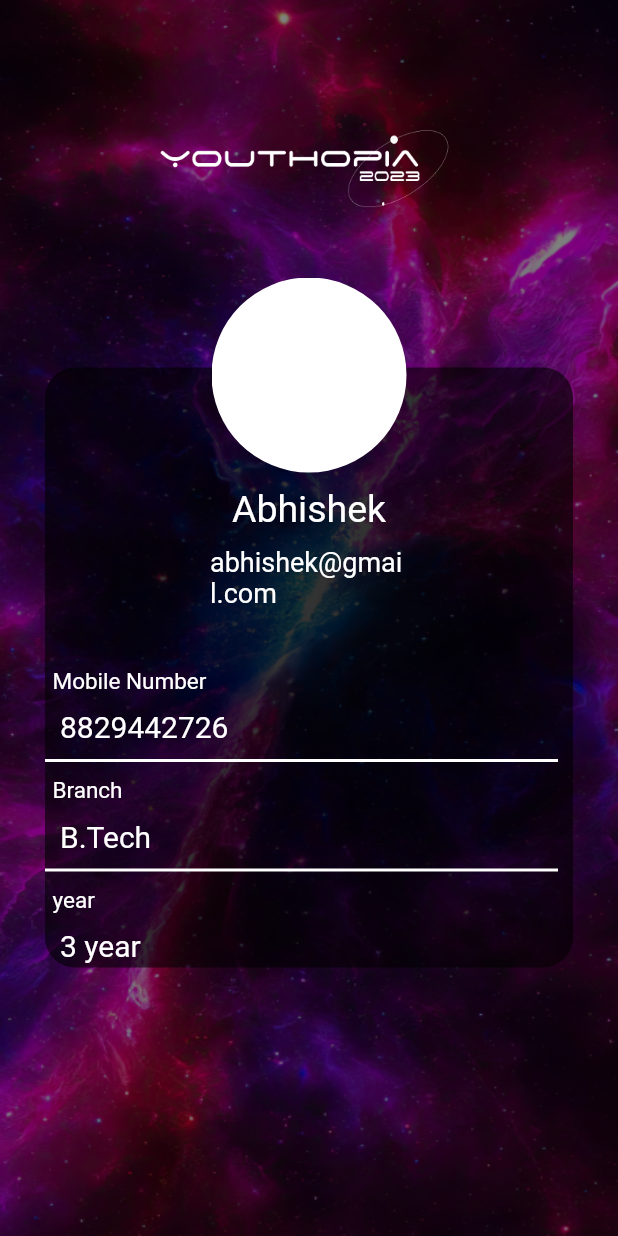
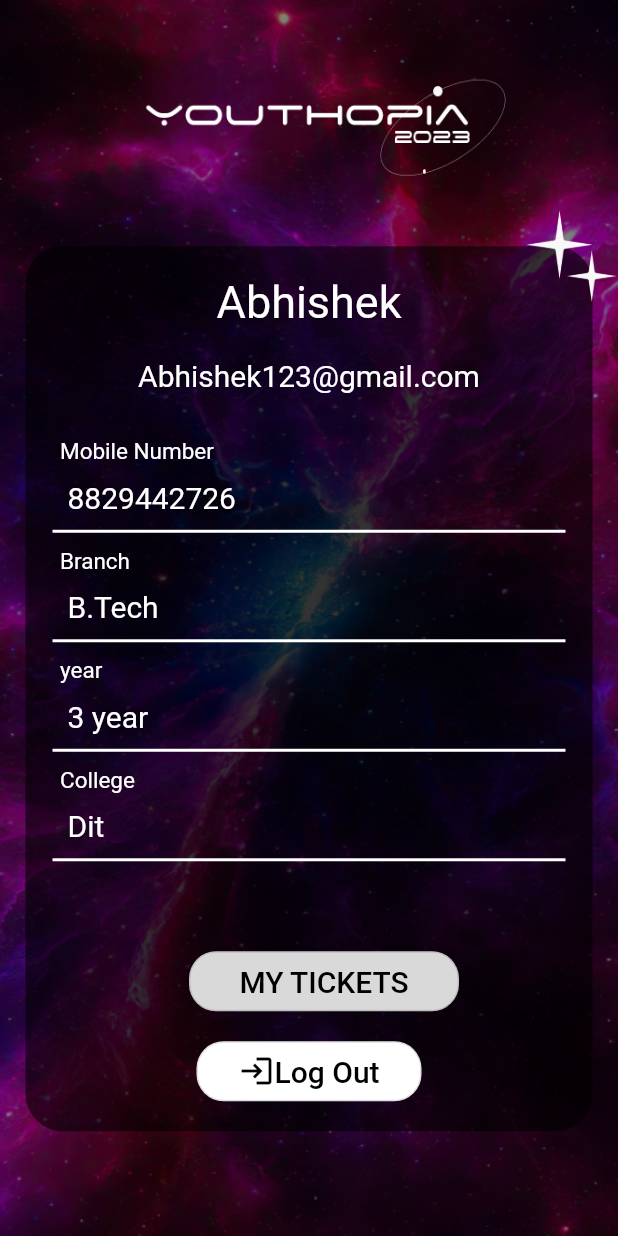
Before and after one commit to Youthopia-dit/Youthopia-App, a Flutter app: the ProfileScreen widget shown alone on an empty page, opened directly, on a phone screen of 412 x 824 dp. Run offline on Flutter 3.47's test engine with Material 2 defaults, Android fonts, the phone set to English and light mode, and no system bars; our stand-ins replace email_validator; missing offline and left inert: flutter_glow.

Commit message:
Final profile page

```diff
--- a/lib/Screens/profile_screen.dart
+++ b/lib/Screens/profile_screen.dart
@@ -4,8 +4,9 @@ import 'package:youthopia/utils/colors.dart';
 import 'package:youthopia/utils/widget_extensions.dart';
 import 'package:youthopia/widgets/background_container.dart';
 import 'package:youthopia/widgets/profile_details.dart';
-
 import '../widgets/background_scaffold.dart';
+import '../widgets/star_container.dart';
+import '../widgets/youthopia_appbar.dart';
 
 class ProfileScreen extends StatefulWidget {
   const ProfileScreen({super.key});
@@ -19,65 +20,26 @@ class _ProfileScreenState extends State<ProfileScreen> {
   Widget build(BuildContext context) {
     // return const Placeholder();
     return BackgroundContainer(
+      child:SingleChildScrollView(
+        physics: BouncingScrollPhysics(),
         child: Column(
           children: [
-          SizedBox(
-            width: MediaQuery.of(context).size.width,
-            height: 80,
-          ),
-          Image.asset(
-            'Assets/youthopia_logo.png',
-            width: 200,
-            height: 65,
-            fit: BoxFit.cover,
-          ).paddingForOnly(bottom: 40),
-          Stack(children: [
-            Container(
-              height: 400,
-              width: MediaQuery.of(context).size.width - 60,
-              decoration: BoxDecoration(
-                borderRadius: BorderRadius.circular(20),
-                color: CustomColors.blackTrans,
-              ),
-            ).paddingForOnly(top: 60),
-            Positioned(
-              top: 0,
-              left: 110,
-              right: 110,
-              child: Column(
+            YouthopiaAppbar().paddingForOnly(top:40),
+
+            StarContainer(child: Column(
               children: [
-                  ClipRRect(
-                    borderRadius: BorderRadius.circular(220),
-                    child: Image.asset(
-                      'Assets/fake_image.png',
-                      alignment: Alignment.center,
-                      height: 130,
-                      width: 130,
-                      fit: BoxFit.cover,
-                    ),
-                  ),
-                  Text(
-                    "Abhishek",
-                    style: TextStyle(fontSize: 25, color: CustomColors.white),
-                  ).paddingForOnly(top: 10),
-                  SizedBox(
-                    width: MediaQuery.of(context).size.width / 2,
-                    child: Text(
-                      "abhishek@gmail.com",
-                      style: TextStyle(fontSize: 18, color: CustomColors.white),
-                    ).paddingForOnly(top: 10),
-                  ),
-                ],
-              ),
-            ),
-            Positioned(
-              top: 250,
-              child: Column(
-                children: [
+                Text("Abhishek",style: TextStyle(color: CustomColors.white,
+                fontSize: 30),).paddingForOnly(top:20),
+
+                Text("Abhishek123@gmail.com",style: TextStyle(color: CustomColors.white,
+                    fontSize: 20),).paddingForOnly(top:20,bottom: 20),
+
+
                 ProfileDetails(domain: "Mobile Number", value: "8829442726"),
                 ProfileDetails(domain: "Branch", value: "B.Tech"),
                 ProfileDetails(domain: "year", value: "3 year"),
                 ProfileDetails(domain: "College", value: "Dit"),
+
                 SizedBox(
                   width: 180.0,
                   height: 40.0,
@@ -98,7 +60,8 @@ class _ProfileScreenState extends State<ProfileScreen> {
                           ),
                         ]),
                   ),
-                  ).paddingForOnly(top: 20, left: 20),
+                ).paddingForOnly(top: 60, left: 20),
+
                 SizedBox(
                   width: 150.0,
                   height: 40.0,
@@ -123,13 +86,19 @@ class _ProfileScreenState extends State<ProfileScreen> {
                           ),
                         ]),
                   ),
-                  ).paddingForOnly(top: 20),
+                ).paddingForOnly(top: 20,bottom: 20),
+
+
+              ],
+
+            ).paddingWithSymmetry(horizontal: 18),).paddingForOnly(bottom: 40,),
           ],
         ),
-            ),
-          ])
-        ],
-      ),
+      ) ,
+
+
+
+
     );
   }
 }
--- a/lib/main.dart
+++ b/lib/main.dart
@@ -6,7 +6,7 @@
 void main() {
   runApp(const MyApp());
 }
-
+//
 class MyApp extends StatelessWidget {
   const MyApp({super.key});
 
```
Lines whose indentation alone changed are shown as unchanged.
